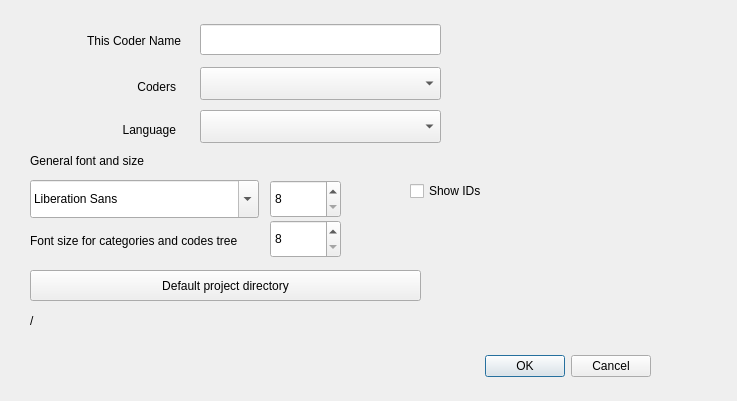
This is GUI_UIs/ui_dialog_settings.ui in ccbogel/QualCoder as Qt 5 draws it before an edit. The edited form follows.
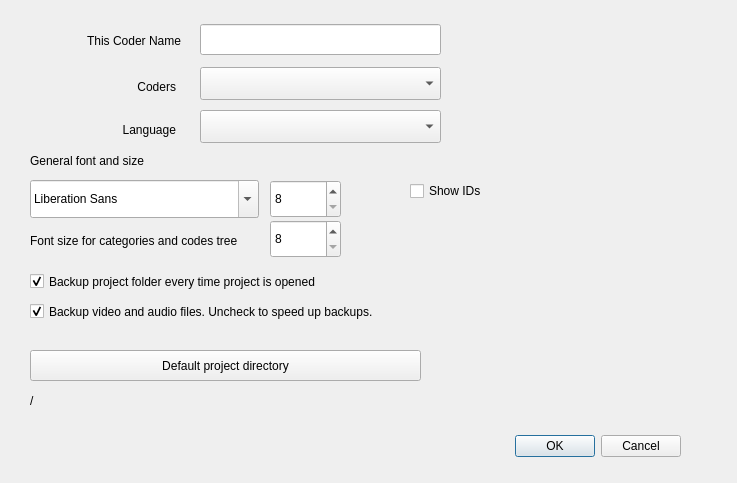
This is the edited form.

```diff
--- a/GUI_UIs/ui_dialog_settings.ui
+++ b/GUI_UIs/ui_dialog_settings.ui
@@ -7,7 +7,7 @@
     <x>0</x>
     <y>0</y>
     <width>737</width>
-    <height>401</height>
+    <height>483</height>
    </rect>
   </property>
   <property name="windowTitle">
@@ -16,8 +16,8 @@
   <widget class="QDialogButtonBox" name="buttonBox">
    <property name="geometry">
     <rect>
-     <x>390</x>
-     <y>350</y>
+     <x>420</x>
+     <y>430</y>
      <width>261</width>
      <height>32</height>
     </rect>
@@ -114,7 +114,7 @@
    <property name="geometry">
     <rect>
      <x>30</x>
-     <y>310</y>
+     <y>390</y>
      <width>671</width>
      <height>21</height>
     </rect>
@@ -127,7 +127,7 @@
    <property name="geometry">
     <rect>
      <x>30</x>
-     <y>270</y>
+     <y>350</y>
      <width>391</width>
      <height>31</height>
     </rect>
@@ -226,6 +226,38 @@
     <string>&lt;html&gt;&lt;head/&gt;&lt;body&gt;&lt;p&gt;Close and open the software for the change in language to occur.&lt;/p&gt;&lt;/body&gt;&lt;/html&gt;</string>
    </property>
   </widget>
+  <widget class="QCheckBox" name="checkBox_auto_backup">
+   <property name="geometry">
+    <rect>
+     <x>30</x>
+     <y>270</y>
+     <width>511</width>
+     <height>23</height>
+    </rect>
+   </property>
+   <property name="text">
+    <string>Backup project folder every time project is opened</string>
+   </property>
+   <property name="checked">
+    <bool>true</bool>
+   </property>
+  </widget>
+  <widget class="QCheckBox" name="checkBox_backup_AV_files">
+   <property name="geometry">
+    <rect>
+     <x>30</x>
+     <y>300</y>
+     <width>651</width>
+     <height>23</height>
+    </rect>
+   </property>
+   <property name="text">
+    <string>Backup video and audio files. Uncheck to speed up backups.</string>
+   </property>
+   <property name="checked">
+    <bool>true</bool>
+   </property>
+  </widget>
  </widget>
  <tabstops>
   <tabstop>lineEdit_coderName</tabstop>
```
Left out of the diff: 3 changed lines with no effect on the pictures.
